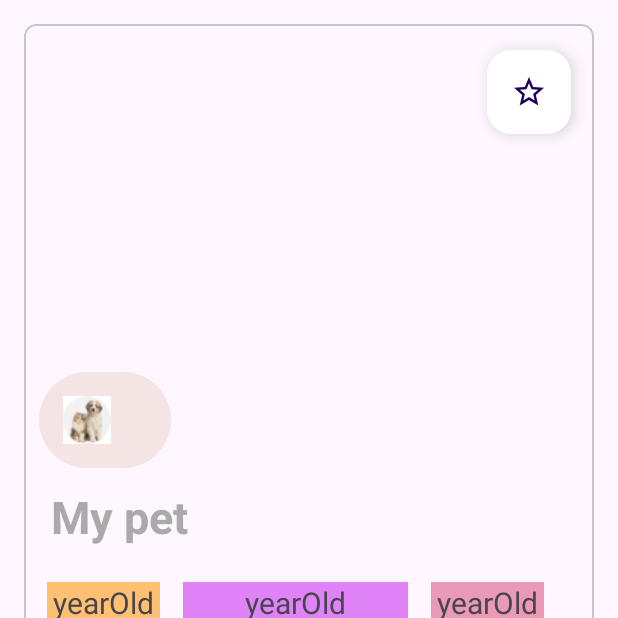
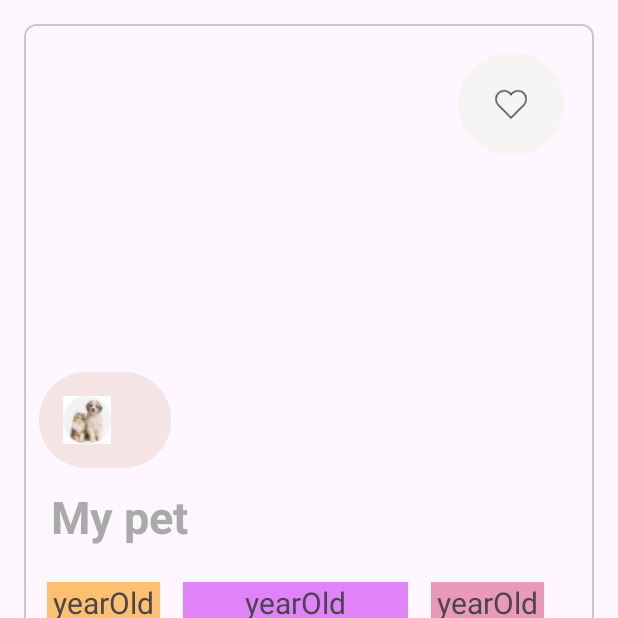
Before and after one commit to Huytien313/tienhuy-kotlinCourse, an Android app: the fragment FragmentDetailPet placed in its activity, on a phone screen of 412 x 824 dp, the top half of it. Run offline under Robolectric (Android 15) with nearby library versions, the phone set to English and light mode, and no system bars; our stand-ins replace Dagger/Hilt's generated code, Room's generated code; 6 statements that could not run were skipped.

```diff
--- a/app/src/main/java/com/kotlin/example/mypet/PetViewModel.kt
+++ b/app/src/main/java/com/kotlin/example/mypet/PetViewModel.kt
@@ -37,12 +37,12 @@ class PetViewModel (
         _currentPet.value = _petData[0]
     }
     fun savePet(pet: Pet) = viewModelScope.launch {
-        petRepository?.insert(pet)
+        petRepository.insert(pet)
     }
-    fun getSavedPet() = petRepository?.getSavedPet()
+    fun getSavedPet() = petRepository.getSavedPet()
 
     fun deletePet(pet: Pet) = viewModelScope.launch {
-        petRepository?.deletePet(pet)
+        petRepository.deletePet(pet)
     }
 }
 //class PetViewModelProviderFactory(
--- a/app/src/main/java/com/kotlin/example/mypet/ui/FragmentDetailPet.kt
+++ b/app/src/main/java/com/kotlin/example/mypet/ui/FragmentDetailPet.kt
@@ -47,10 +47,13 @@ class FragmentDetailPet : Fragment() {
         }
 
         val pet = args.detailPet
-        binding.fb.setOnClickListener{
-            Log.i(TAG,"fvb on click")
-            println(pet)
-            petViewModel.savePet(pet)
+        binding.chb.setOnClickListener {
+
+            if (binding.chb.isChecked) {
+                petViewModel.savePet(pet)
+            } else {
+                petViewModel.deletePet(pet)
+            }
         }
     }
 }
--- a/app/src/main/java/com/kotlin/example/mypet/ui/FragmentFavorite.kt
+++ b/app/src/main/java/com/kotlin/example/mypet/ui/FragmentFavorite.kt
@@ -39,7 +39,7 @@ class FragmentFavorite : Fragment() {
         binding.favoritePets.adapter = adapter
         binding.favoritePets.layoutManager = LinearLayoutManager(activity)
 
-        petViewModel.getSavedPet()?.observe(
+        petViewModel.getSavedPet().observe(
             viewLifecycleOwner,Observer { pet ->
                 adapter.submitList(pet)
             })
--- a/app/src/main/res/drawable/ic_favorite.xml
+++ b/app/src/main/res/drawable/ic_favorite.xml
@@ -1,5 +1,14 @@
-<vector android:height="24dp" android:tint="#000000"
-    android:viewportHeight="24" android:viewportWidth="24"
-    android:width="24dp" xmlns:android="http://schemas.android.com/apk/res/android">
-    <path android:fillColor="@android:color/white" android:pathData="M22,9.24l-7.19,-0.62L12,2 9.19,8.63 2,9.24l5.46,4.73L5.82,21 12,17.27 18.18,21l-1.63,-7.03L22,9.24zM12,15.4l-3.76,2.27 1,-4.28 -3.32,-2.88 4.38,-0.38L12,6.1l1.71,4.04 4.38,0.38 -3.32,2.88 1,4.28L12,15.4z"/>
+<!--<vector android:height="24dp" android:tint="#656565"-->
+<!--    android:viewportHeight="24" android:viewportWidth="24"-->
+<!--    android:width="24dp"-->
+<!--    xmlns:android="http://schemas.android.com/apk/res/android">-->
+<!--    <path android:fillColor="@color/checkboxcolor"-->
+<!--        android:pathData="M22,9.24l-7.19,-0.62L12,2 9.19,8.63 2,9.24l5.46,4.73L5.82,21 12,17.27 18.18,21l-1.63,-7.03L22,9.24zM12,15.4l-3.76,2.27 1,-4.28 -3.32,-2.88 4.38,-0.38L12,6.1l1.71,4.04 4.38,0.38 -3.32,2.88 1,4.28L12,15.4z"/>-->
+<!--</vector>-->
+<vector android:height="48dp" android:viewportHeight="48"
+    android:viewportWidth="48" android:width="48dp"
+    xmlns:android="http://schemas.android.com/apk/res/android">
+    <path android:fillColor="#ff7163"
+        android:pathData="M43.192,6.808a13.016,13.016 0,0 0,-18.385 0Q24.386,7.23 24,7.7c-0.257,-0.311 -0.526,-0.606 -0.808,-0.888A13,13 0,0 0,4.807 25.192L23.292,43.677a1,1 0,0 0,1.414 0L43.191,25.192A13.012,13.012 0,0 0,43.192 6.808Z"/>
+
 </vector>
--- /dev/null
+++ b/app/src/main/res/drawable/ic_favorite_filled.xml
@@ -0,0 +1,9 @@
+<vector xmlns:android="http://schemas.android.com/apk/res/android"
+    android:width="24dp"
+    android:height="24dp"
+    android:viewportWidth="48"
+    android:viewportHeight="48">
+  <path
+      android:pathData="M43.192,6.808a13.016,13.016 0,0 0,-18.385 0Q24.386,7.23 24,7.7c-0.257,-0.311 -0.526,-0.606 -0.808,-0.888A13,13 0,0 0,4.807 25.192L23.292,43.677a1,1 0,0 0,1.414 0L43.191,25.192A13.012,13.012 0,0 0,43.192 6.808Z"
+      android:fillColor="#EE4E3F"/>
+</vector>
--- /dev/null
+++ b/app/src/main/res/drawable/ic_favorite_outlined.xml
@@ -0,0 +1,13 @@
+<vector xmlns:android="http://schemas.android.com/apk/res/android"
+    android:width="24dp"
+    android:height="24dp"
+    android:viewportWidth="64"
+    android:viewportHeight="64">
+  <path
+      android:pathData="M57.207,10.793c-6.39,-6.39 -16.751,-6.39 -23.142,0c-0.787,0.787 -1.472,1.636 -2.066,2.529c-0.593,-0.892 -1.279,-1.742 -2.066,-2.529c-6.39,-6.39 -16.751,-6.39 -23.142,0c-6.391,6.39 -6.391,16.751 0,23.142L32,59.142l25.207,-25.207C63.598,27.544 63.598,17.183 57.207,10.793z"
+      android:strokeLineJoin="miter"
+      android:strokeWidth="3"
+      android:fillColor="#00000000"
+      android:strokeColor="#181818"
+      android:strokeLineCap="square"/>
+</vector>
--- /dev/null
+++ b/app/src/main/res/drawable/selector_favorites.xml
@@ -0,0 +1,14 @@
+<?xml version="1.0" encoding="utf-8"?>
+<selector xmlns:android="http://schemas.android.com/apk/res/android">
+
+    <item
+        android:drawable="@drawable/ic_favorite_outlined"
+        android:state_checked="false" />
+
+    <item
+        android:drawable="@drawable/ic_favorite_filled"
+        android:state_checked="true" />
+
+    <item android:drawable="@drawable/ic_favorite_outlined" />
+
+</selector>
--- /dev/null
+++ b/app/src/main/res/drawable/shape_ring.xml
@@ -0,0 +1,7 @@
+<?xml version="1.0" encoding="utf-8"?>
+<shape xmlns:android="http://schemas.android.com/apk/res/android"
+    android:shape="oval"
+    >
+    <solid
+        android:color="#F7F5F4"/>
+</shape>
--- a/app/src/main/res/layout/fragment_detail_pet.xml
+++ b/app/src/main/res/layout/fragment_detail_pet.xml
@@ -38,16 +38,22 @@
             app:layout_constraintTop_toTopOf="parent"
             tools:srcCompat="@drawable/ic_allpet" />
 
-        <com.google.android.material.floatingactionbutton.FloatingActionButton
-            android:id="@+id/fb"
-            android:layout_width="wrap_content"
-            android:layout_height="wrap_content"
-            android:src="@drawable/ic_favorite"
-            android:backgroundTint="@color/white"
-            android:layout_marginTop="17dp"
-            android:layout_marginEnd="15dp"
-            app:layout_constraintEnd_toEndOf="parent"
-            app:layout_constraintTop_toTopOf="parent"/>
+<!--        <CheckBox-->
+<!--            android:id="@+id/chb"-->
+<!--            android:layout_width="122dp"-->
+<!--            android:layout_height="114dp"-->
+<!--            android:layout_alignParentTop="true"-->
+<!--            android:layout_gravity="center"-->
+<!--            android:layout_alignParentEnd="true"-->
+<!--            android:layout_marginTop="15dp"-->
+<!--            android:layout_marginEnd="15dp"-->
+<!--            android:background="@drawable/shape_ring"-->
+<!--            android:button="@drawable/selector_favorites"-->
+<!--            android:checked="false"-->
+<!--            android:scaleX="0.9"-->
+<!--            android:scaleY="0.9"-->
+<!--            app:layout_constraintEnd_toEndOf="parent"-->
+<!--            app:layout_constraintTop_toTopOf="parent" />-->
 
         <Button
             android:id="@+id/sound"
@@ -147,6 +153,25 @@
             android:textSize="15dp"
             android:backgroundTint="#FB6C69"/>
 
+        <CheckBox
+            android:id="@+id/chb"
+            android:layout_width="79dp"
+            android:layout_height="76dp"
+            android:layout_alignParentTop="true"
+            android:layout_alignParentEnd="true"
+            android:layout_gravity="center"
+            android:layout_marginTop="15dp"
+            android:layout_marginEnd="15dp"
+            android:background="@drawable/shape_ring"
+            android:button="@drawable/selector_favorites"
+            android:checked="false"
+            android:foregroundGravity="center"
+            android:gravity="center"
+            android:scaleX="0.9"
+            android:scaleY="0.9"
+            app:layout_constraintEnd_toEndOf="parent"
+            app:layout_constraintTop_toTopOf="parent" />
+
     </androidx.constraintlayout.widget.ConstraintLayout>
 
 </com.google.android.material.card.MaterialCardView>
--- a/app/src/main/res/menu/buttom_navigation_menu.xml
+++ b/app/src/main/res/menu/buttom_navigation_menu.xml
@@ -7,7 +7,7 @@
     <item
         android:id="@+id/favoriteFragment"
         android:title=""
-        android:icon="@drawable/ic_favorite"/>
+        android:icon="@drawable/ic_favorite_outlined"/>
     <item
         android:id="@+id/messageFragment"
         android:title=""
--- a/app/src/main/res/values/colors.xml
+++ b/app/src/main/res/values/colors.xml
@@ -2,4 +2,5 @@
 <resources>
     <color name="black">#FF000000</color>
     <color name="white">#FFFFFFFF</color>
+    <color name="tranparent_white">#55ffffff</color>
 </resources>
```
Also changed, not shown: app/src/main/res/layout/grid_item_view.xml (+9 -6 lines).
